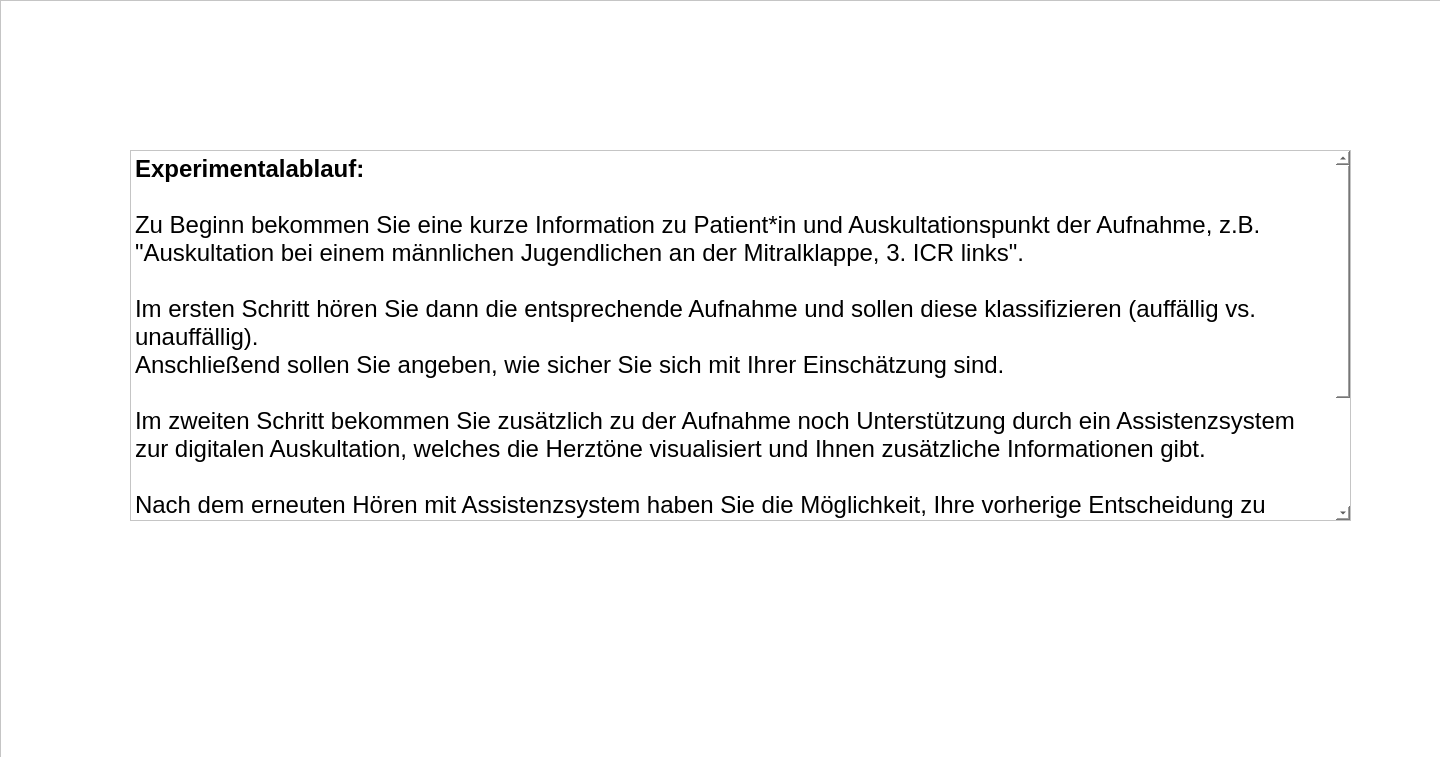
Before: the Qt Designer form forms/instructions2.ui in IKI-Lab/auscultation_AI_noise_exp, drawn with Qt 5.
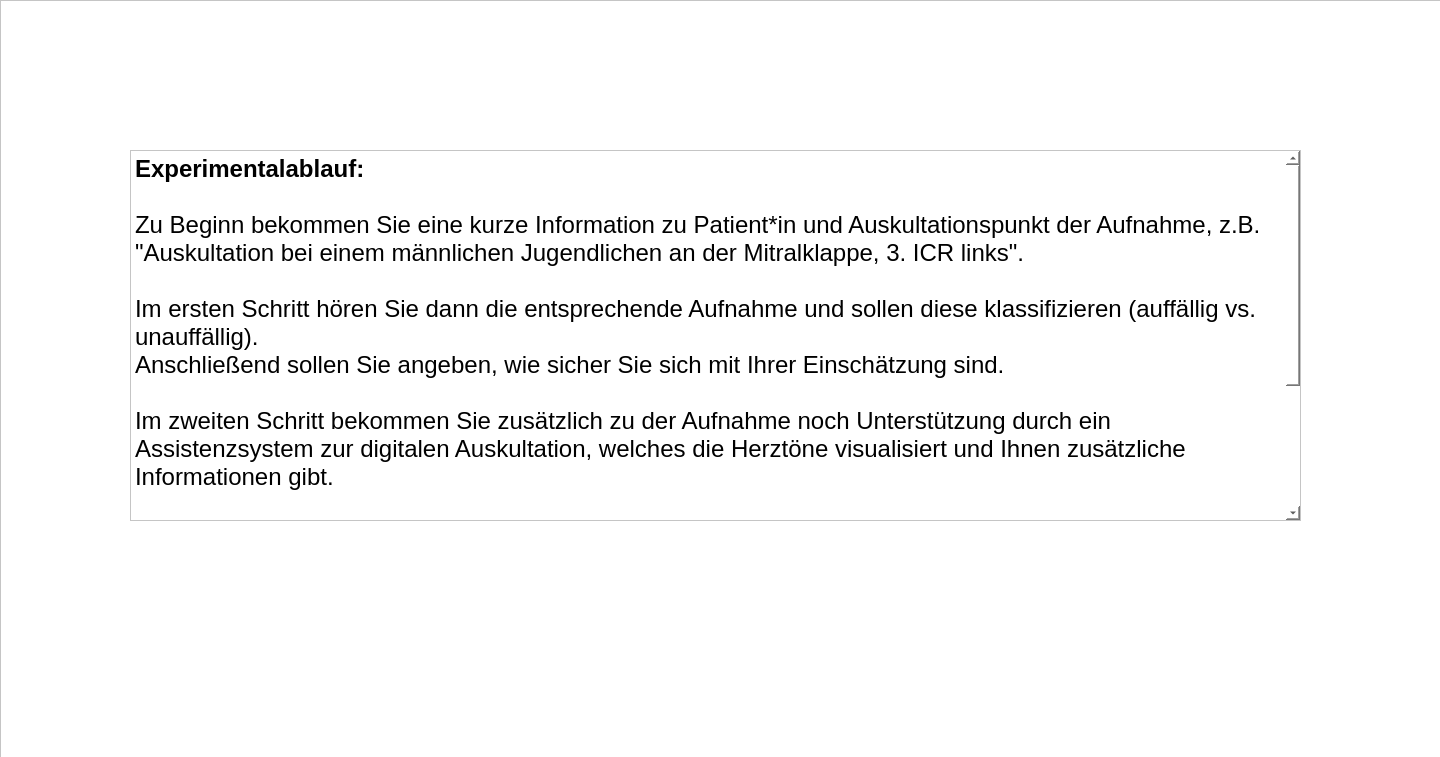
After: the same form once the commit is applied.

```diff
--- a/forms/instructions2.ui
+++ b/forms/instructions2.ui
@@ -64,7 +64,7 @@
      <rect>
       <x>130</x>
       <y>150</y>
-      <width>1221</width>
+      <width>1171</width>
       <height>371</height>
      </rect>
     </property>
```
